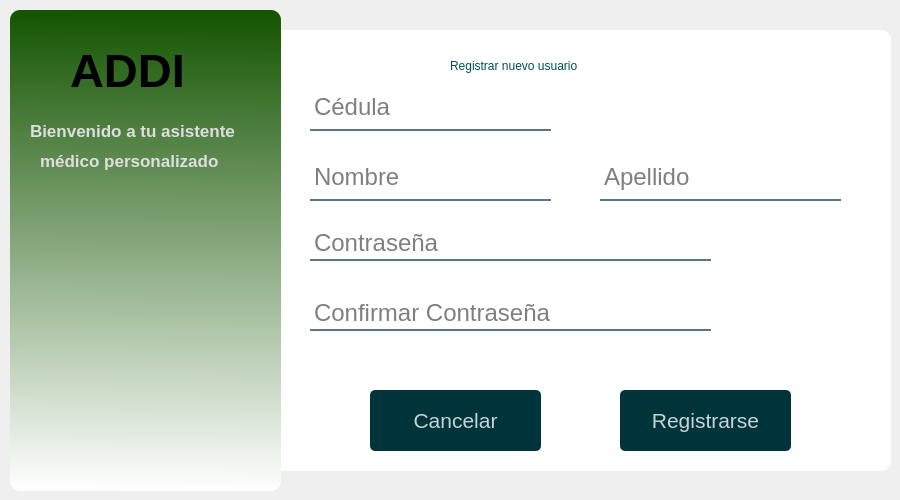
The window that ui/registro.ui (daburneo1/addi) describes before a commit, drawn with Qt 5.
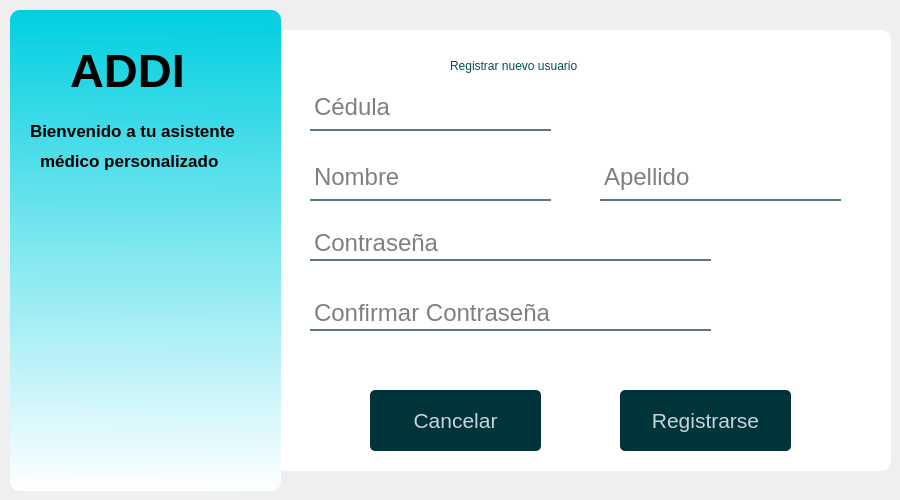
The same window after the commit.

The edit to the form file:
```diff
--- a/ui/registro.ui
+++ b/ui/registro.ui
@@ -77,7 +77,7 @@
      </rect>
     </property>
     <property name="styleSheet">
-     <string notr="true">background-color: qlineargradient(spread:pad, x1:0.494, y1:0, x2:0.489, y2:1, stop:0 rgba(19, 84, 0, 255), stop:1 rgba(255, 255, 255, 255));
+     <string notr="true">background-color: qlineargradient(spread:pad, x1:0.494, y1:0, x2:0.489, y2:1, stop:0 rgb(0, 207, 224), stop:1 rgba(255, 255, 255, 255));
 border-radius:10px;</string>
     </property>
     <property name="text">
@@ -186,7 +186,7 @@
      </font>
     </property>
     <property name="styleSheet">
-     <string notr="true">color:rgb(222, 222, 222)</string>
+     <string notr="true">color:rgb(0, 0, 0)</string>
     </property>
     <property name="text">
      <string>Bienvenido a tu asistente</string>
@@ -211,7 +211,7 @@
      </font>
     </property>
     <property name="styleSheet">
-     <string notr="true">color:rgb(222, 222, 222)</string>
+     <string notr="true">color:rgb(0, 0, 0)</string>
     </property>
     <property name="text">
      <string>médico personalizado</string>
```
